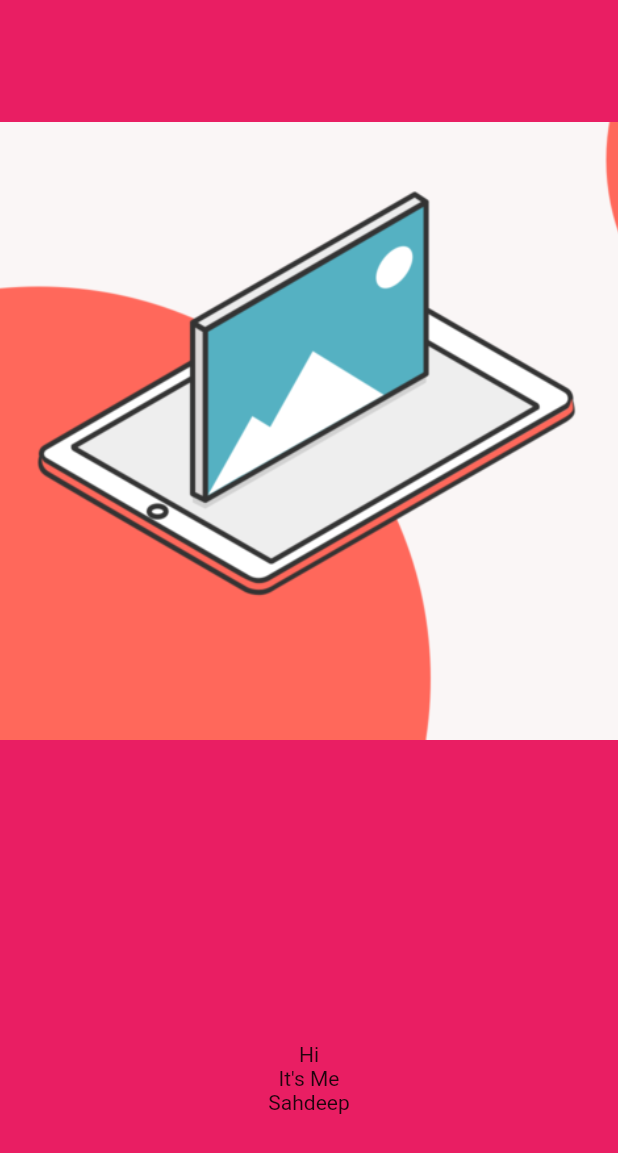
After one commit to Carlos-55/flutter-design, a Flutter app: the LiquidPages screen opened directly, on a phone screen of 412 x 824 dp. The commit adds this screen. Shown: the top 1153 px of the screen. Run offline on Flutter 3.47's test engine with Material 2 defaults, Android fonts, the phone set to English and light mode, and no system bars; drawn by our look-alikes of liquid_swipe; our stand-ins replace animate_do, flutter_svg, font_awesome_flutter; missing offline and left inert: day_night_switcher.

Commit message:
nuevas paginas

```diff
--- /dev/null
+++ b/lib/src/pages/liquid.page.dart
@@ -0,0 +1,193 @@
+import 'package:flutter/material.dart';
+import 'package:liquid_swipe/liquid_swipe.dart';
+
+// import 'dart:math';
+// import 'package:liquid_swipe/liquid_swipe.dart';
+
+class LiquidPages extends StatelessWidget {
+  @override
+  Widget build(BuildContext context) {
+    return Scaffold(
+      body: LiquidSwipe(
+        pages: [
+          Container(
+            color: Colors.pink,
+            child: Column(
+              crossAxisAlignment: CrossAxisAlignment.center,
+              mainAxisSize: MainAxisSize.max,
+              mainAxisAlignment: MainAxisAlignment.spaceEvenly,
+              children: <Widget>[
+                Image.asset(
+                  'assets/img/img1.png',
+                  fit: BoxFit.cover,
+                  height: MediaQuery.of(context).size.height / 2,
+                ),
+                Padding(
+                  padding: EdgeInsets.all(20.0),
+                ),
+                Column(
+                  children: <Widget>[
+                    Text(
+                      "Hi",
+                    ),
+                    Text(
+                      "It's Me",
+                    ),
+                    Text(
+                      "Sahdeep",
+                    ),
+                  ],
+                ),
+              ],
+            ),
+          ),
+          Container(
+            color: Colors.deepPurpleAccent,
+            child: Column(
+              crossAxisAlignment: CrossAxisAlignment.center,
+              mainAxisSize: MainAxisSize.max,
+              mainAxisAlignment: MainAxisAlignment.spaceEvenly,
+              children: <Widget>[
+                Image.asset(
+                  'assets/img/astronauta.jpg',
+                  fit: BoxFit.cover,
+                ),
+                Padding(
+                  padding: EdgeInsets.all(20.0),
+                ),
+                Column(
+                  children: <Widget>[
+                    Text(
+                      "Take a",
+                    ),
+                    Text(
+                      "look at",
+                    ),
+                    Text(
+                      "Liquid Swipe",
+                    ),
+                  ],
+                ),
+              ],
+            ),
+          ),
+          Container(
+            color: Colors.greenAccent,
+            child: Column(
+              crossAxisAlignment: CrossAxisAlignment.center,
+              mainAxisSize: MainAxisSize.max,
+              mainAxisAlignment: MainAxisAlignment.spaceEvenly,
+              children: <Widget>[
+                Image.asset(
+                  'assets/img/imagen2.jpg',
+                  fit: BoxFit.cover,
+                ),
+                Padding(
+                  padding: EdgeInsets.all(20.0),
+                ),
+                Column(
+                  children: <Widget>[
+                    Text(
+                      "Liked?",
+                    ),
+                    Text(
+                      "Fork!",
+                    ),
+                    Text(
+                      "Give Star!",
+                    ),
+                  ],
+                ),
+              ],
+            ),
+          ),
+          Container(
+            color: Colors.yellowAccent,
+            child: Column(
+              crossAxisAlignment: CrossAxisAlignment.center,
+              mainAxisSize: MainAxisSize.max,
+              mainAxisAlignment: MainAxisAlignment.spaceEvenly,
+              children: <Widget>[
+                Image.asset(
+                  'assets/img/imagen3.jpg',
+                  fit: BoxFit.cover,
+                  height: MediaQuery.of(context).size.height / 2,
+                  width: MediaQuery.of(context).size.width,
+                ),
+                Padding(
+                  padding: EdgeInsets.all(20.0),
+                ),
+                Column(
+                  children: <Widget>[
+                    Text(
+                      "Can be",
+                    ),
+                    Text(
+                      "Used for",
+                    ),
+                    Text(
+                      "Onboarding Design",
+                    ),
+                  ],
+                ),
+              ],
+            ),
+          ),
+          Container(
+            color: Colors.yellowAccent,
+            child: Column(
+              crossAxisAlignment: CrossAxisAlignment.center,
+              mainAxisSize: MainAxisSize.max,
+              mainAxisAlignment: MainAxisAlignment.spaceEvenly,
+              children: <Widget>[
+                GestureDetector(
+                  child: Image.asset(
+                    'assets/img/imagen3.jpg',
+                    fit: BoxFit.cover,
+                    height: MediaQuery.of(context).size.height / 2,
+                    width: MediaQuery.of(context).size.width,
+                  ),
+                  onTap: () {
+                    Navigator.push(context, MaterialPageRoute(builder: (_) {
+                      dataImage(context, 'assets/img/imagen3.jpg');
+                    }));
+                  },
+                )
+              ],
+            ),
+          ),
+        ],
+      ),
+    );
+  }
+
+  void _showSecondPage(BuildContext context, String url) {
+    Navigator.of(context).push(
+      MaterialPageRoute(
+        builder: (ctx) => Scaffold(
+          body: Center(
+            child: Hero(
+              tag: 'nuevo-tag',
+              child: Image.asset(url),
+            ),
+          ),
+        ),
+      ),
+    );
+  }
+
+  void dataImage(BuildContext context, String url) async {
+    // await Future.delayed(Duration(seconds: 2), () {
+    Navigator.push(
+      context,
+      MaterialPageRoute(
+        builder: (ctx) => Scaffold(
+          body: Center(
+            child: Image.asset(url),
+          ),
+        ),
+      ),
+    );
+    // });
+  }
+}
--- a/lib/src/pages/pinterest_page.dart
+++ b/lib/src/pages/pinterest_page.dart
@@ -44,9 +44,9 @@ class _PinterestMenuLocation extends StatelessWidget {
         child: Align(
           child: PinterestMenu(
               viewMenu: view,
-              activeColor: Colors.red,
-              inactiveColor: Colors.white,
-              backgroundColor: Colors.grey[900],
+              activeColor: Colors.green,
+              inactiveColor: Colors.black,
+              backgroundColor: Colors.white,
               items: [
                 PinterestButton(
                     icon: Icons.pie_chart,
--- /dev/null
+++ b/lib/src/widgets/liquid_page.dart
@@ -0,0 +1,55 @@
+import 'dart:math';
+
+import 'package:flutter/material.dart';
+import 'package:liquid_swipe/liquid_swipe.dart';
+
+class LiquidSlide extends StatefulWidget {
+  final List<Widget> pages = [];
+
+  @override
+  _LiquidSlide createState() => _LiquidSlide(pages: pages);
+}
+
+class _LiquidSlide extends State<LiquidSlide> {
+  final List<dynamic> pages = [];
+
+  int page = 0;
+  LiquidController liquidController;
+  UpdateType updateType;
+
+  _LiquidSlide({@required pages});
+
+  @override
+  void initState() {
+    liquidController = LiquidController();
+    super.initState();
+  }
+
+  @override
+  Widget build(BuildContext context) {
+    return MaterialApp(
+      debugShowCheckedModeBanner: false,
+      home: Scaffold(
+        body: Stack(
+          children: <Widget>[
+            LiquidSwipe(
+              pages: pages,
+              positionSlideIcon: 0.18,
+              slideIconWidget: Icon(Icons.arrow_back_ios),
+              onPageChangeCallback: pageChangeCallback,
+              waveType: WaveType.liquidReveal,
+              liquidController: liquidController,
+              ignoreUserGestureWhileAnimating: true,
+            ),
+          ],
+        ),
+      ),
+    );
+  }
+
+  pageChangeCallback(int lpage) {
+    setState(() {
+      page = lpage;
+    });
+  }
+}
--- a/pubspec.yaml
+++ b/pubspec.yaml
@@ -35,6 +35,8 @@ dependencies:
   image_picker:
   font_awesome_flutter:
   animate_do:
+  day_night_switcher:
+  liquid_swipe: ^1.4.2
 
 dev_dependencies:
   flutter_test:
```
Also changed, not shown: lib/src/pages/dark_mode.page.dart (added, +75 -0 lines), lib/src/pages/hero_page.dart (added, +49 -0 lines), lib/src/pages/launcher_page.dart (+122 -4 lines), lib/src/routes/routes.dart (+8 -0 lines), assets/img/imagen2.jpg (added), assets/img/imagen3.jpg (added), assets/img/img1.png (added), pubspec.lock.
